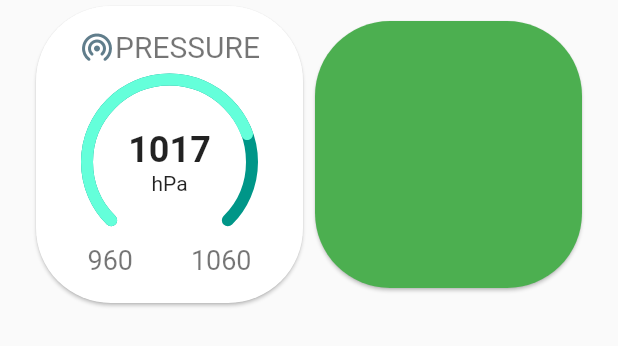
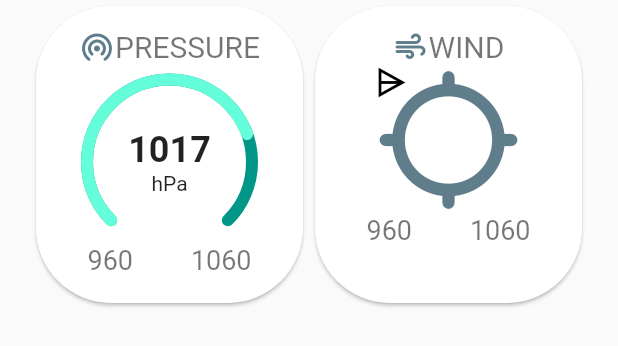
Before and after one commit to evvic/wether, a Flutter app: the LoadedWindPresRow widget shown alone on an empty page, opened directly, on a phone screen of 412 x 824 dp. Shown: the top 346 px of the screen. Run offline on Flutter 3.47's test engine with Material 2 defaults, Android fonts, the phone set to English and light mode, and no system bars; our stand-ins replace flutter_riverpod, location, sensors_plus.

Commit message:
wind card title

```diff
--- /dev/null
+++ b/lib/widgets/weather_loaded/loaded_wind.dart
@@ -0,0 +1,163 @@
+import 'dart:math';
+
+import 'package:flutter/material.dart';
+import 'package:flutter/widgets.dart';
+import 'package:flutter_riverpod/flutter_riverpod.dart';
+
+class LoadedWind extends StatefulWidget {
+  final double windSpeed;
+  final int windDir;
+
+  LoadedWind({Key? key, required this.windSpeed, required this.windDir})
+      : super(key: key);
+
+  @override
+  _LoadedWind createState() => _LoadedWind(key, windSpeed, windDir);
+}
+
+class _LoadedWind extends State<LoadedWind> {
+  late Color col;
+  late String humidityLevel;
+
+  double windSpeed;
+  int windDir;
+
+  _LoadedWind(Key? key, this.windSpeed, this.windDir);
+
+  @override
+  void initState() {
+    super.initState();
+
+    setState(() {
+      //col = getColor();
+      //humidityLevel = getHumidityLevel();
+    });
+  }
+
+  //static final hLevelStyle = TextStyle(fontSize: 18, color: col);
+  static const subZtyle = TextStyle(fontSize: 18, color: Colors.black54);
+  static const feelLikeZtyle = TextStyle(
+      fontSize: 24, color: Colors.black87, fontWeight: FontWeight.bold);
+
+  @override
+  Widget build(BuildContext context) {
+    return Expanded(
+        child: AspectRatio(
+      aspectRatio: 1 / 1.15,
+      child: Card(
+        shape: RoundedRectangleBorder(
+          borderRadius: BorderRadius.circular(50),
+        ),
+        child: Padding(
+          padding: const EdgeInsets.all(15.0),
+          child: Column(
+            // should stack right after another
+            mainAxisAlignment: MainAxisAlignment.start,
+            children: [
+              // WIND HEADING
+              Padding(
+                padding: const EdgeInsets.only(left: 5.0, right: 5.0),
+                child: Row(
+                  mainAxisAlignment: MainAxisAlignment.center,
+                  children: <Widget>[
+                    const Icon(
+                      Icons.air_rounded,
+                      color: Colors.blueGrey,
+                    ),
+                    Text(
+                      "WIND",
+                      style: TextStyle(fontSize: 20, color: Colors.black54),
+                    )
+                  ],
+                ),
+              ),
+              Padding(
+                  padding: const EdgeInsets.only(left: 5.0, right: 5.0),
+                  child: Stack(
+                    children: [
+                      const Icon(Icons.location_searching_rounded,
+                          color: Colors.blueGrey, size: 100),
+                      RotatedBox(
+                        quarterTurns: 1,
+                        child: Icon(
+                          Icons.details,
+                          color: Colors.black,
+                        ),
+                      ),
+                    ],
+                  )),
+
+              Row(
+                mainAxisAlignment: MainAxisAlignment.spaceAround,
+                children: [
+                  Text(
+                    "960",
+                    style: subZtyle,
+                  ),
+                  Text(
+                    "1060",
+                    style: subZtyle,
+                  )
+                ],
+              )
+            ],
+          ),
+        ),
+      ),
+    ));
+  }
+}
+
+class PressurePainter extends CustomPainter {
+  int pressure;
+
+  PressurePainter(this.pressure);
+
+  /* CONSTANTS */
+  double strokeWidth = 8;
+  double baseAngle = 0;     //(5 * pi / 4) - (pi / 2);
+  double endAngle = 2 * pi; //2 * pi * .75;
+
+  @override
+  void paint(Canvas canvas, Size size) {
+    final compass = Paint()
+      ..color = Colors.teal
+      ..strokeWidth = strokeWidth
+      ..strokeCap = StrokeCap.round
+      ..style = PaintingStyle.stroke;
+    final complete = Paint()
+      ..color = Colors.tealAccent
+      ..strokeWidth = strokeWidth
+      ..strokeCap = StrokeCap.round
+      ..style = PaintingStyle.stroke;
+
+    Offset center = Offset(size.width / 2, size.height / 2);
+    double radius = min(size.width / 2, size.height / 2);
+
+    // check bounds of barometer
+    pressure = max(pressure, 960);
+    pressure = min(pressure, 1060);
+
+    // using barameter min 960 and max 1060
+    double arcAngle = 2 * pi * ((pressure - 960) / 100);
+
+    canvas.drawArc(Rect.fromCircle(center: center, radius: radius), baseAngle,
+        endAngle, false, compass);
+    canvas.drawArc(Rect.fromCircle(center: center, radius: radius), baseAngle,
+        arcAngle, false, complete);
+
+    //final arc1 = Path();
+    //arc1.moveTo(0, size.height * 0.6);
+    //arc1.arcToPoint(Offset(size.width, size.height * 0.6),
+    //    radius: Radius.circular(4));
+
+    //canvas.drawPath(arc1, paint);
+  }
+
+  //double sweepAngle() => 0.8 * 2 / 3 * math.pi;
+
+  @override
+  bool shouldRepaint(covariant CustomPainter oldDelegate) {
+    return false;
+  }
+}
--- a/lib/widgets/weather_loaded/loaded_wind_pres_row.dart
+++ b/lib/widgets/weather_loaded/loaded_wind_pres_row.dart
@@ -2,6 +2,7 @@ import 'package:flutter/material.dart';
 import 'package:flutter/widgets.dart';
 import 'package:flutter_riverpod/flutter_riverpod.dart';
 import 'package:mobile_weather_app/widgets/weather_loaded/loaded_pressure.dart';
+import 'package:mobile_weather_app/widgets/weather_loaded/loaded_wind.dart';
 
 class LoadedWindPresRow extends StatelessWidget {
   double windSpeed;
@@ -26,16 +27,7 @@ class LoadedWindPresRow extends StatelessWidget {
           child: Row(
             children: [
               LoadedPressure(pressure: pressure),
-              Expanded(
-                  child: AspectRatio(
-                aspectRatio: 1 / 1,
-                child: Card(
-                  shape: RoundedRectangleBorder(
-                    borderRadius: BorderRadius.circular(50),
-                  ),
-                  color: Colors.green,
-                ),
-              )),
+              LoadedWind(windSpeed: windSpeed, windDir: windDir),
             ],
           ),
         ));
```
